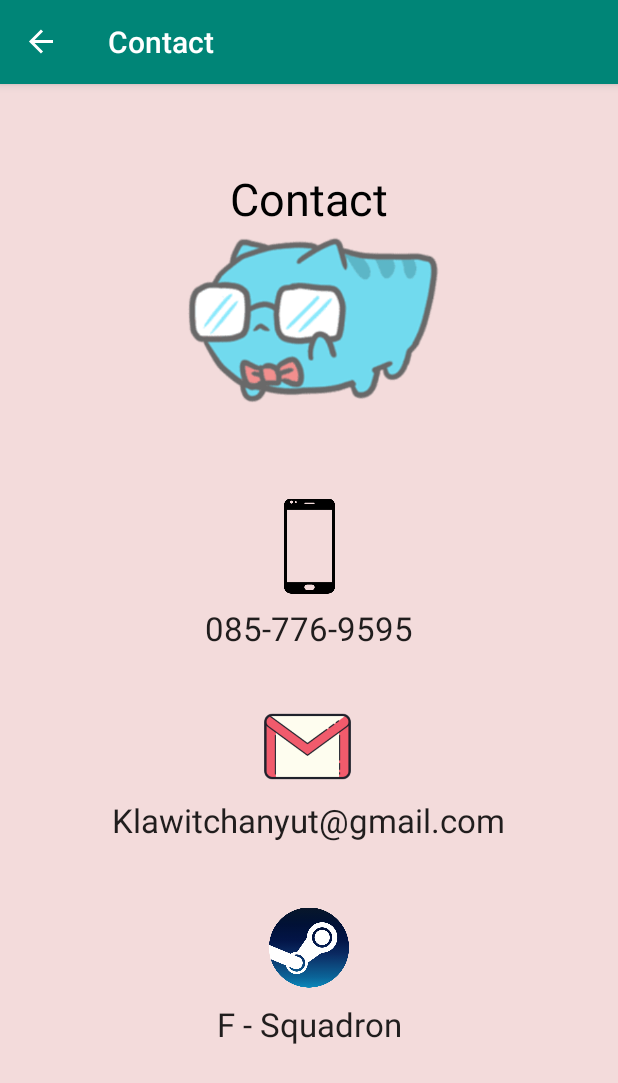
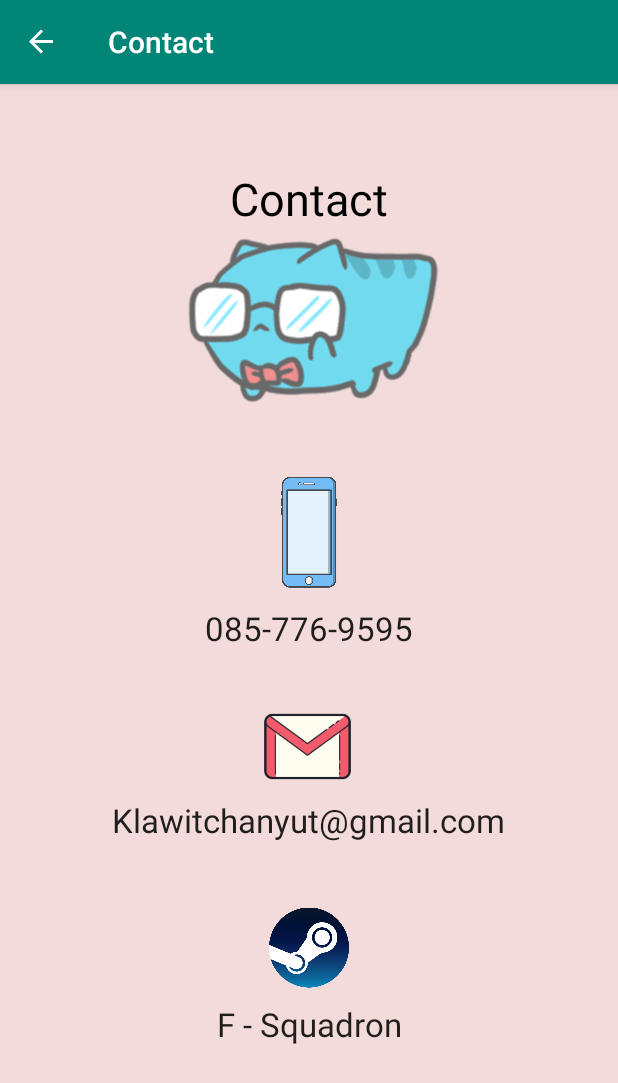
Before and after one commit to KlawitChanyut/MyFirstApp, an Android app: the AboutFragment screen opened through its navigation route, on a phone screen of 412 x 824 dp. Shown: the top 1083 px of the screen. Run offline under Robolectric (Android 15) with nearby library versions, the phone set to English and light mode, and no system bars; our stand-ins replace data binding, navigation-ui; Roboto replaces fonts that are not available here.

Commit message:
Add image new phone

```diff
--- a/app/src/main/res/layout/fragment_about.xml
+++ b/app/src/main/res/layout/fragment_about.xml
@@ -52,11 +52,11 @@
             app:layout_constraintTop_toTopOf="parent" />
 
         <ImageView
-            android:id="@+id/image_phone"
-            android:layout_width="63dp"
-            android:layout_height="200dp"
-            android:layout_marginTop="208dp"
-            android:src="@drawable/phone"
+            android:id="@+id/imageView7"
+            android:layout_width="97dp"
+            android:layout_height="389dp"
+            android:layout_marginTop="104dp"
+            android:src="@drawable/cellphone"
             app:layout_constraintEnd_toEndOf="parent"
             app:layout_constraintStart_toStartOf="parent"
             app:layout_constraintTop_toTopOf="parent" />
--- a/app/src/main/res/menu/navdrawer_menu.xml
+++ b/app/src/main/res/menu/navdrawer_menu.xml
@@ -7,6 +7,6 @@
         android:title="@string/rules" />
     <item
         android:id="@+id/aboutFragment"
-        android:icon="@drawable/phone"
+        android:icon="@drawable/cellphone"
         android:title="@string/about" />
 </menu>
```
Also changed, not shown: app/src/main/res/drawable/cellphone.png (added), app/src/main/res/drawable/imagesphone.png (added), app/src/main/res/drawable/iphone.jpg (added), app/src/main/res/drawable/phonecolor.jpg (added), app/src/main/res/drawable/phones.png (added).
